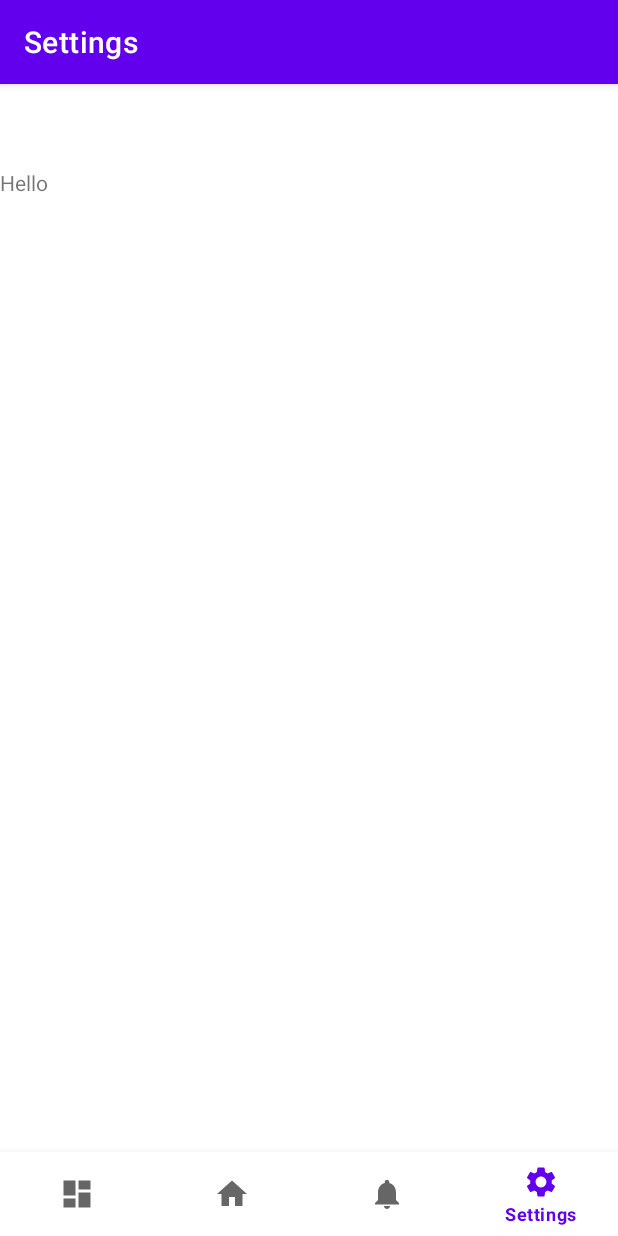
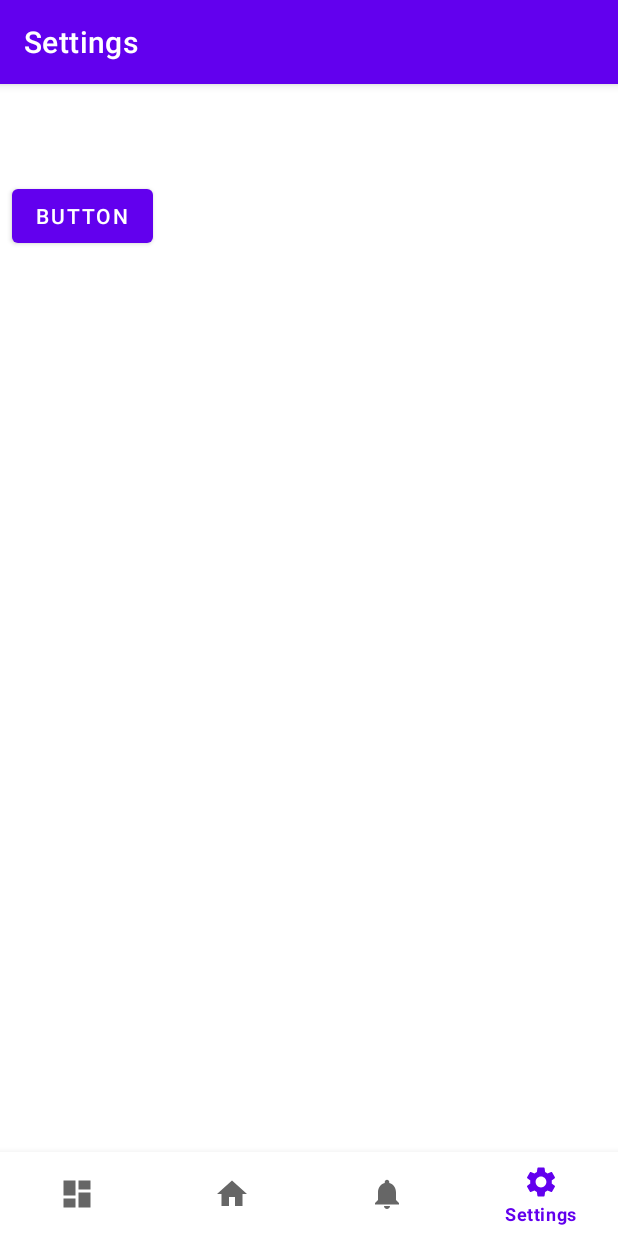
Before and after one commit to farizkik/IF3210-2024-Android-AMW, an Android app: the SettingsFragment screen opened through its navigation route, on a phone screen of 412 x 824 dp. Run offline under Robolectric (Android 15) with nearby library versions, the phone set to English and light mode, and no system bars; our stand-ins replace Room's generated code, navigation-ui.

Commit message:
feat: settings fragment ui

```diff
--- a/app/src/main/java/com/example/bondoman/ui/settings/SettingsFragment.kt
+++ b/app/src/main/java/com/example/bondoman/ui/settings/SettingsFragment.kt
@@ -1,16 +1,16 @@
 package com.example.bondoman.ui.settings
 
-import androidx.lifecycle.ViewModelProvider
+import android.content.ComponentName
+import android.content.Intent
 import android.os.Bundle
-import androidx.fragment.app.Fragment
+import android.util.Log
 import android.view.LayoutInflater
 import android.view.View
 import android.view.ViewGroup
-import android.widget.TextView
-import com.example.bondoman.R
-import com.example.bondoman.databinding.FragmentNotificationsBinding
+import androidx.fragment.app.Fragment
+import androidx.lifecycle.ViewModelProvider
 import com.example.bondoman.databinding.FragmentSettingsBinding
-import com.example.bondoman.ui.notifications.NotificationsViewModel
+
 
 class SettingsFragment : Fragment() {
 
@@ -36,6 +36,16 @@ class SettingsFragment : Fragment() {
         return root
     }
 
+    override fun onViewCreated(view: View, savedInstanceState: Bundle?) {
+        super.onViewCreated(view, savedInstanceState)
+
+        binding.button.setOnClickListener{
+            val intent = Intent("com.example.bondoman.action")
+            intent.putExtra("message", "hello")
+            requireContext().sendBroadcast(intent)
+            Log.d("intent send", "ok")
+        }
+    }
     override fun onDestroyView() {
         super.onDestroyView()
         _binding = null
--- a/app/src/main/res/layout/fragment_settings.xml
+++ b/app/src/main/res/layout/fragment_settings.xml
@@ -6,9 +6,12 @@
     android:layout_height="match_parent"
     tools:context=".ui.settings.SettingsFragment">
 
-    <TextView
-        android:layout_width="match_parent"
-        android:layout_height="match_parent"
-        android:text="Hello" />
-
+    <Button
+        android:id="@+id/button"
+        android:layout_width="wrap_content"
+        android:layout_height="wrap_content"
+        android:text="Button"
+        android:layout_margin="@dimen/standard_margin"
+        app:layout_constraintStart_toStartOf="parent"
+        app:layout_constraintTop_toTopOf="parent" />
 </androidx.constraintlayout.widget.ConstraintLayout>
```
